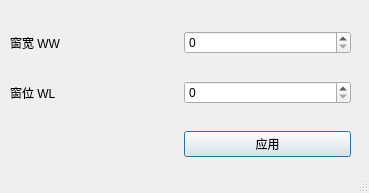
The window that ui/WWWLDialog.ui (z0gSh1u/ImageZhuo) describes before a commit, drawn with Qt 5.
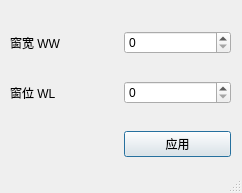
The same window after the commit.

```diff
--- a/ui/WWWLDialog.ui
+++ b/ui/WWWLDialog.ui
@@ -6,7 +6,7 @@
    <rect>
     <x>0</x>
     <y>0</y>
-    <width>369</width>
+    <width>242</width>
     <height>193</height>
    </rect>
   </property>
@@ -21,7 +21,7 @@
     <rect>
      <x>10</x>
      <y>10</y>
-     <width>341</width>
+     <width>221</width>
      <height>171</height>
     </rect>
    </property>
```
